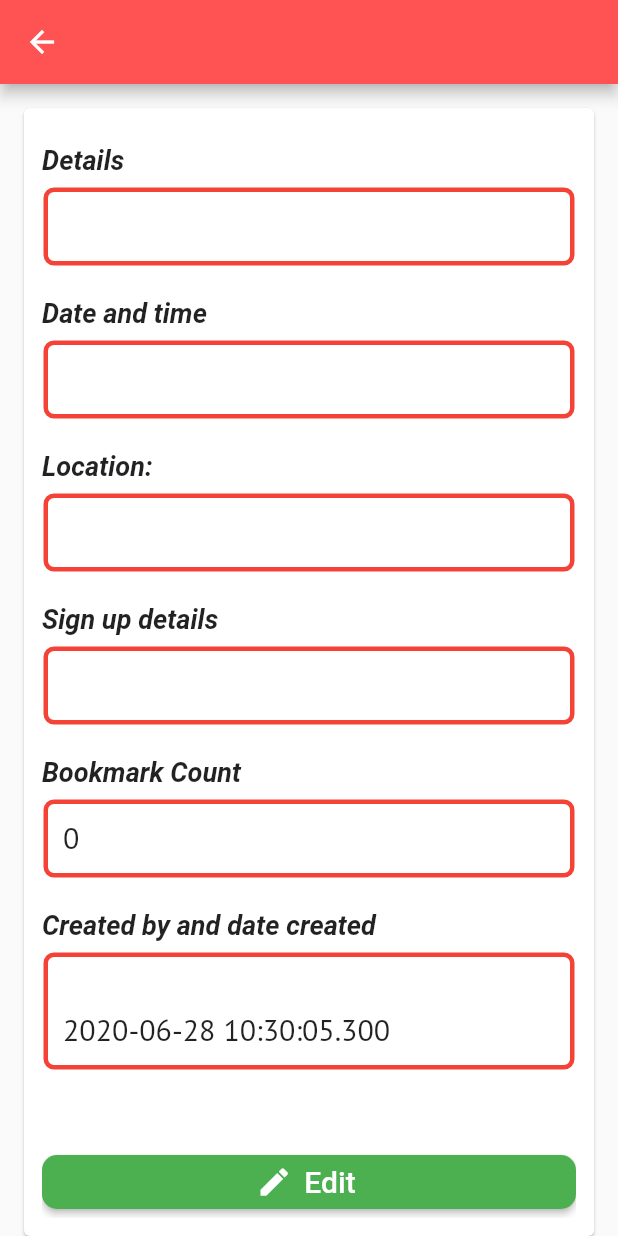
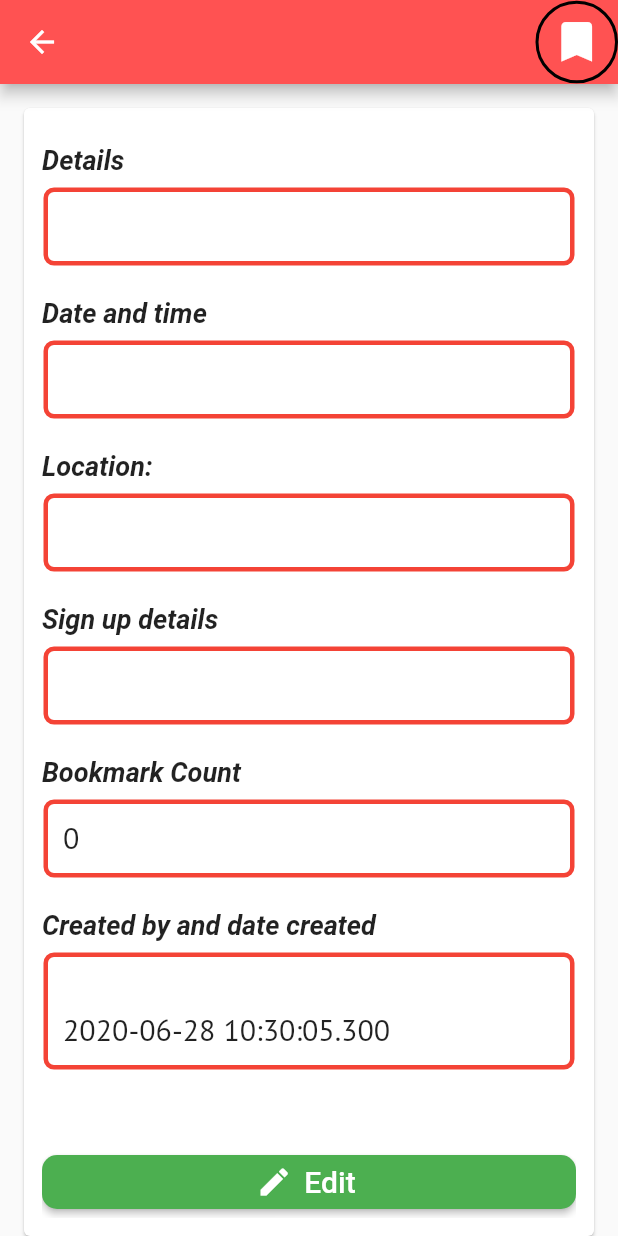
Before and after one commit to BreadPeanutButter/Orbital2020, a Flutter app: the EventAdminView screen opened directly with empty values, scrolled down 295 dp, on a phone screen of 412 x 824 dp. Run offline on Flutter 3.47's test engine with Material 2 defaults, Android fonts, the phone set to English and light mode, and no system bars; our stand-ins replace cloud_firestore, dropdown_formfield, firebase_auth, firebase_storage, flushbar, flutter_slidable and 3 more; accounts and stored records are empty; network calls fail.

Commit message:
Add Bookmark Event feature. Users can bookmark/unbookmark events by pressing the bookmark icon.

```diff
--- a/orbital/lib/cca/event_admin_view.dart
+++ b/orbital/lib/cca/event_admin_view.dart
@@ -1,26 +1,56 @@
 import 'package:cloud_firestore/cloud_firestore.dart';
 import 'package:flutter/material.dart';
+import 'package:orbital/services/auth.dart';
 import 'package:font_awesome_flutter/font_awesome_flutter.dart';
 import 'package:google_fonts/google_fonts.dart';
 import 'package:flutter/cupertino.dart';
 import 'package:orbital/cca/event_admin_edit.dart';
+import 'package:flushbar/flushbar.dart';
 
-class EventAdminView extends StatelessWidget {
+class EventAdminView extends StatefulWidget {
+  Auth auth = new Auth();
   final DocumentSnapshot document;
+  bool bookmarked;
 
   EventAdminView({@required this.document});
 
   @override
+  _EventAdminViewState createState() => _EventAdminViewState();
+}
+
+class _EventAdminViewState extends State<EventAdminView> {
+  void _flushBar(BuildContext context) {
+    String ccaName = widget.document['CCA'];
+    Flushbar(
+      icon: !widget.bookmarked
+          ? Icon(
+              FontAwesomeIcons.grinAlt,
+              color: Colors.white,
+            )
+          : Icon(FontAwesomeIcons.frown, color: Colors.white),
+      title: !widget.bookmarked ? "Hooray!" : "Awww",
+      message: !widget.bookmarked
+          ? "You have added $ccaName to your Bookmarks"
+          : "You have removed $ccaName from your Bookmarks",
+      duration: Duration(seconds: 2),
+      dismissDirection: FlushbarDismissDirection.HORIZONTAL,
+      margin: EdgeInsets.all(8),
+      borderRadius: 8,
+    )..show(context);
+  }
+
+  @override
   Widget build(BuildContext context) {
-    final String name = document['Name'];
-    final String details = document['Details'];
-    final String eventTime = document['EventTime'];
-    final String location = document['Location'];
-    final String imageURL = document['image'];
-    final String registrationInstructions = document['RegisterInstructions'];
-    final String bookmarkCount = document['BookmarkCount'].toString();
-    final String createdBy = document['CreatedBy'];
-    final Timestamp dateCreated = document['DateCreated'];
+    final String name = widget.document['Name'];
+    final String details = widget.document['Details'];
+    final String eventTime = widget.document['EventTime'];
+    final String location = widget.document['Location'];
+    final String imageURL = widget.document['image'];
+    final String registrationInstructions =
+        widget.document['RegisterInstructions'];
+    final String bookmarkCount = widget.document['BookmarkCount'].toString();
+    final String createdBy = widget.document['CreatedBy'];
+    final Timestamp dateCreated = widget.document['DateCreated'];
 
     Widget imageWidget() {
       if (imageURL == null) {
@@ -90,6 +120,7 @@ class EventAdminView extends StatelessWidget {
           child: Padding(
             padding: const EdgeInsets.all(12.0),
             child: ListView(
+              shrinkWrap: true,
               children: <Widget>[
                 imageWidget(),
                 closedEvent(document),
@@ -188,8 +219,6 @@ class EventAdminView extends StatelessWidget {
                   splashColor: Colors.red,
                   color: Colors.green,
                 ),
-                CupertinoButton.filled(
-                    onPressed: null, child: Text('Bookmark')),
               ],
             ),
           ));
@@ -198,9 +227,49 @@ class EventAdminView extends StatelessWidget {
     return Scaffold(
         appBar: AppBar(
           backgroundColor: Colors.redAccent,
-          title: Text(document['Name'], style: TextStyle(color: Colors.black)),
+          title: Text(name, style: TextStyle(color: Colors.black)),
           centerTitle: true,
+          actions: [
+            Ink(
+                decoration: ShapeDecoration(
+                    color: Colors.transparent,
+                    shape: CircleBorder(
+                        side: BorderSide(
+                      width: 2,
+                      color: Colors.black,
+                    ))),
+                child: FutureBuilder(
+                    future: widget.auth
+                        .isBookmarkedEvent(widget.document.documentID),
+                    builder: (context, snapshot) {
+                      if (!snapshot.hasData) {
+                        return CircularProgressIndicator();
+                      } else {
+                        widget.bookmarked = snapshot.data;
+                        return IconButton(
+                          highlightColor: Colors.red[700],
+                          icon: Icon(Icons.bookmark),
+                          iconSize: 35,
+                          onPressed: () {
+                            _flushBar(context);
+                            if (widget.bookmarked) {
+                              widget.auth
+                                  .unbookmarkEvent(widget.document.documentID);
+                            } else {
+                              widget.auth
+                                  .bookmarkEvent(widget.document.documentID);
+                            }
+                            setState(() {
+                              widget.bookmarked = !widget.bookmarked;
+                            });
+                          },
+                          color:
+                              widget.bookmarked ? Colors.orange : Colors.white,
+                        );
+                      }
+                    }))
+          ],
         ),
-        body: helper(document));
+        body: helper(widget.document));
   }
 }
```
Also changed, not shown: orbital/lib/cca/event_normal_view.dart (+80 -14 lines).
